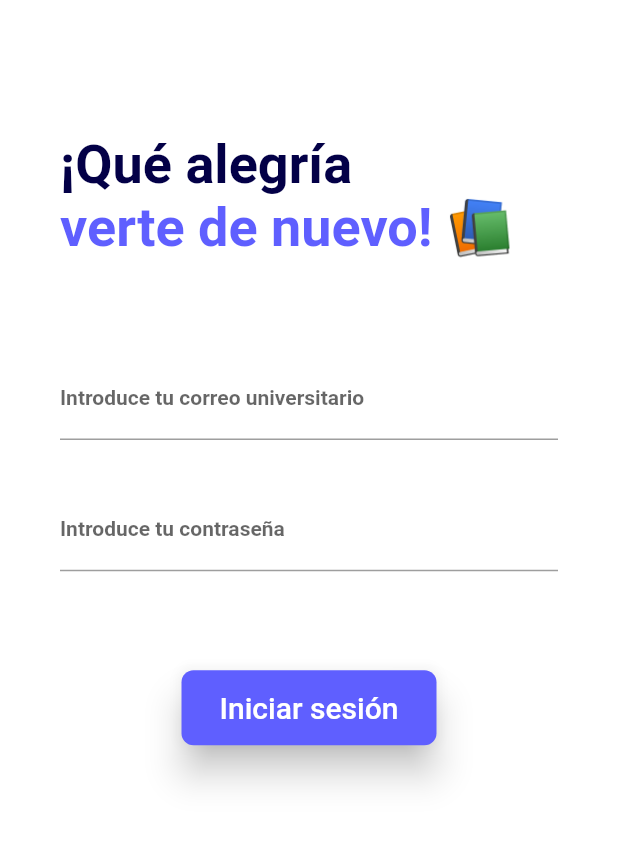
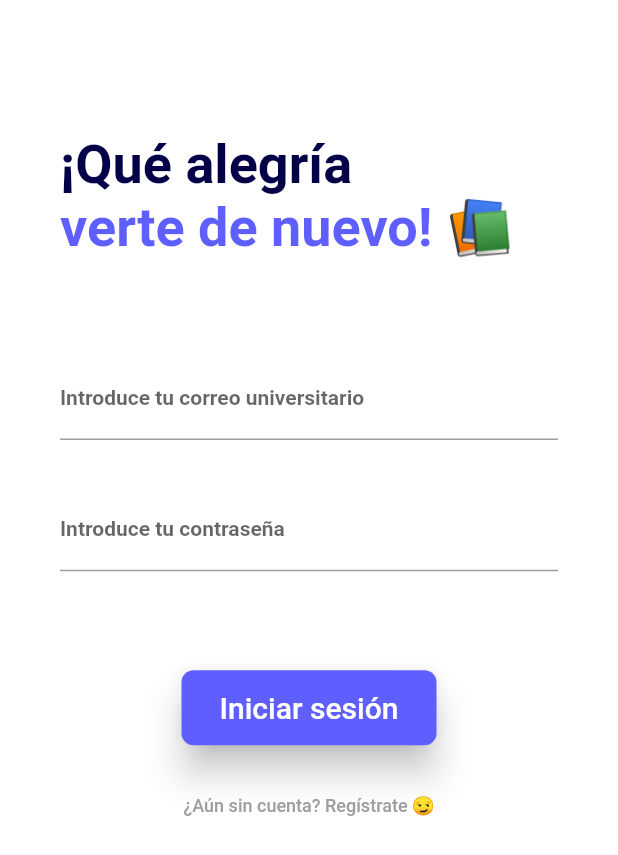
Before and after one commit to VaqueroGitHub/TFG, a Flutter app: the screen it shows after launch, after a tap on "Iniciar sesión", on a phone screen of 412 x 824 dp. Shown: the top 855 px of the screen. Run offline on Flutter 3.47's test engine with Material 2 defaults, Android fonts, the phone set to English and light mode, and no system bars.

Commit message:
Login mas bonito sabes

```diff
--- a/flutter_application_tfg/lib/screens/logInScreen.dart
+++ b/flutter_application_tfg/lib/screens/logInScreen.dart
@@ -59,6 +59,21 @@ class LogInScreen extends StatelessWidget {
                       ),
                     ],
                   ),
+                  SizedBox(height: height * 0.02),
+                  Row(
+                    mainAxisAlignment: MainAxisAlignment.center,
+                    children: [
+                      TextButton(
+                        child: const Text(
+                          '¿Aún sin cuenta? Regístrate 😏',
+                          style: TextStyle(color: Colors.grey, fontSize: 12.0),
+                        ),
+                        onPressed: () {
+                          Navigator.pushNamed(context, 'register');
+                        },
+                      ),
+                    ],
+                  ),
                 ],
               ),
             )));
```
